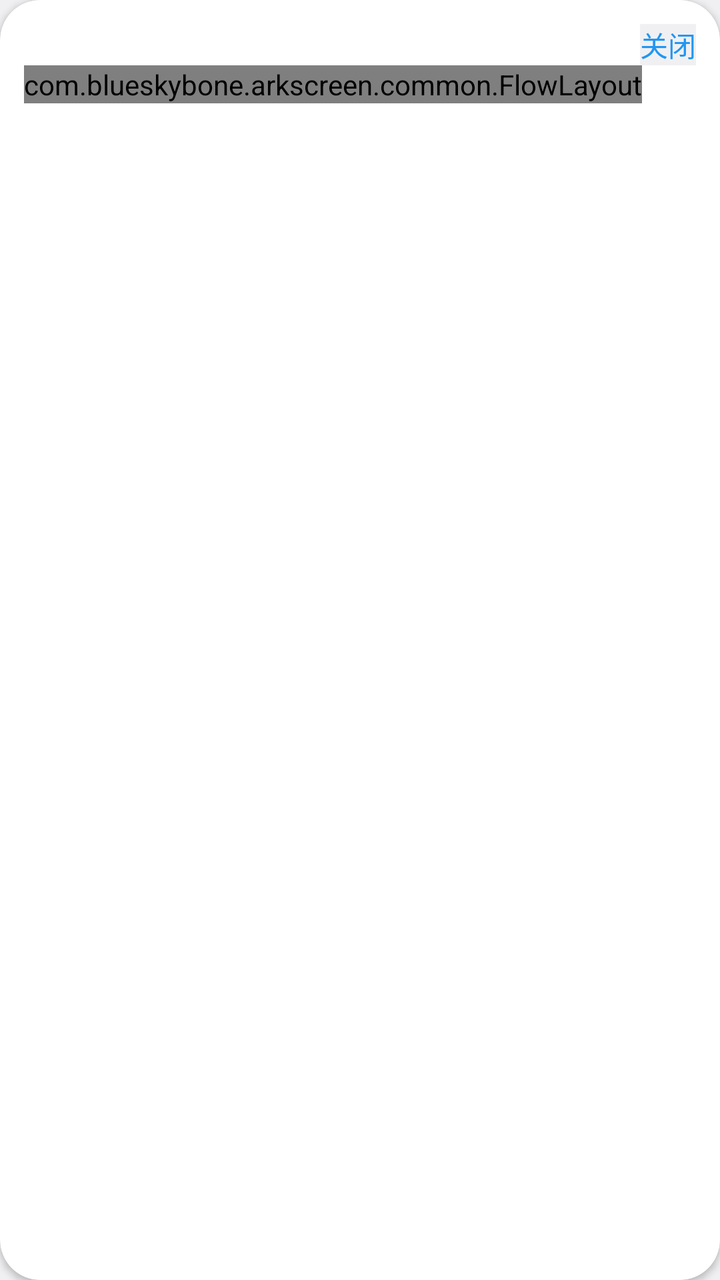
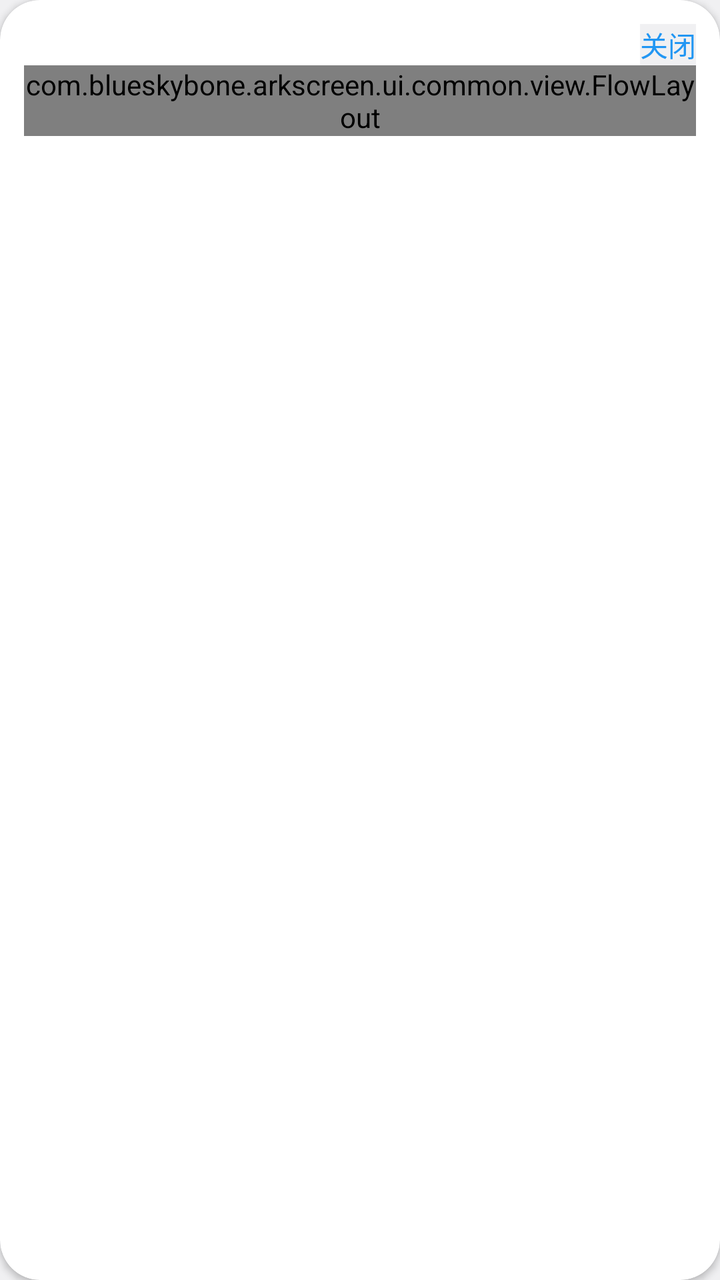

Before-and-after screenshots of an Android layout around one commit, followed by the original layout XML and the change that was made.
<!-- AndroidManifest.xml: application theme AppTheme -->
<!-- res/layout/float_recruit.xml -->
<?xml version="1.0" encoding="utf-8"?>
<androidx.cardview.widget.CardView xmlns:android="http://schemas.android.com/apk/res/android"
    xmlns:app="http://schemas.android.com/apk/res-auto"
    android:layout_width="180dp"
    android:layout_height="240dp"
    android:background="?android:attr/colorBackground"
    app:cardCornerRadius="20dp">

    <LinearLayout
        android:layout_width="match_parent"
        android:layout_height="match_parent"
        android:orientation="vertical"
        android:padding="12dp">

        <TextView
            android:id="@+id/text_button_close"
            android:layout_width="wrap_content"
            android:layout_height="wrap_content"
            android:layout_gravity="end"
            android:background="?android:attr/colorBackground"
            android:clickable="true"
            android:gravity="center"
            android:text="@string/close"
            android:textColor="@color/blue_500" />

        <com.blueskybone.arkscreen.common.FlowLayout
            android:id="@+id/tag_view_group"
            android:layout_width="wrap_content"
            android:layout_height="wrap_content" />

        <TextView
            android:id="@+id/result_rare"
            android:layout_width="wrap_content"
            android:layout_height="wrap_content" />

        <ScrollView
            android:layout_width="match_parent"
            android:layout_height="match_parent">

            <LinearLayout
                android:id="@+id/linear_result"
                android:layout_width="match_parent"
                android:layout_height="wrap_content"
                android:orientation="vertical" />
        </ScrollView>
    </LinearLayout>
</androidx.cardview.widget.CardView>
<!-- resources referenced by this layout -->
<resources>
  <color name="blue_500">#2196F3</color>
  <string name="close">关闭</string>
  <style name="AppTheme" parent="Theme.MaterialComponents.DayNight.NoActionBar">
          <item name="colorPrimary">@color/blue_500</item>
          <item name="colorPrimaryDark">@color/blue_600</item>
          <item name="colorSecondary">?attr/colorPrimary</item>
          <item name="colorSurface">@color/day_surface</item>
          <item name="colorOnSurface">@color/day_text_primary</item>
  
          <item name="android:colorBackground">@color/day_surface</item>
          <item name="android:windowLightStatusBar">true</item>
          <item name="android:statusBarColor">@color/transparent</item>
          <item name="textAppearanceBody1">@style/TextAppearance.Body1</item>
          <item name="textAppearanceBody2">@style/TextAppearance.Body2</item>
          <item name="textAppearanceHeadline4">@style/TextAppearance.Headline4</item>
          <item name="textAppearanceSubtitle2">@style/TextAppearance.Subtitle2</item>
  
          <item name="android:textColorPrimary">@color/day_text_primary</item>
  
          <item name="chipBackgroundColor">@color/cyan_trans</item>
      </style>
  <color name="blue_600">#2879BA</color>
  <color name="day_surface">#F0F0F2</color>
  <color name="day_text_primary">#292c33</color>
  <color name="transparent">#00000000</color>
  <style name="TextAppearance.Body1" parent="TextAppearance.MaterialComponents.Body1">
      </style>
  <style name="TextAppearance.Body2" parent="TextAppearance.MaterialComponents.Body2">
      </style>
  <style name="TextAppearance.Headline4" parent="TextAppearance.MaterialComponents.Headline4">
          <item name="android:textStyle">bold</item>
      </style>
  <style name="TextAppearance.Subtitle2" parent="TextAppearance.MaterialComponents.Subtitle2">
          <item name="android:textColor">?attr/colorPrimary</item>
      </style>
  <color name="cyan_trans">#4685BDBD</color>
</resources>

<!-- the commit's change to res/layout/float_recruit.xml (unified diff, before → after) -->
@@ -23,7 +23,7 @@
             android:text="@string/close"
             android:textColor="@color/blue_500" />
 
-        <com.blueskybone.arkscreen.common.FlowLayout
+        <com.blueskybone.arkscreen.ui.common.view.FlowLayout
             android:id="@+id/tag_view_group"
             android:layout_width="wrap_content"
             android:layout_height="wrap_content" />
